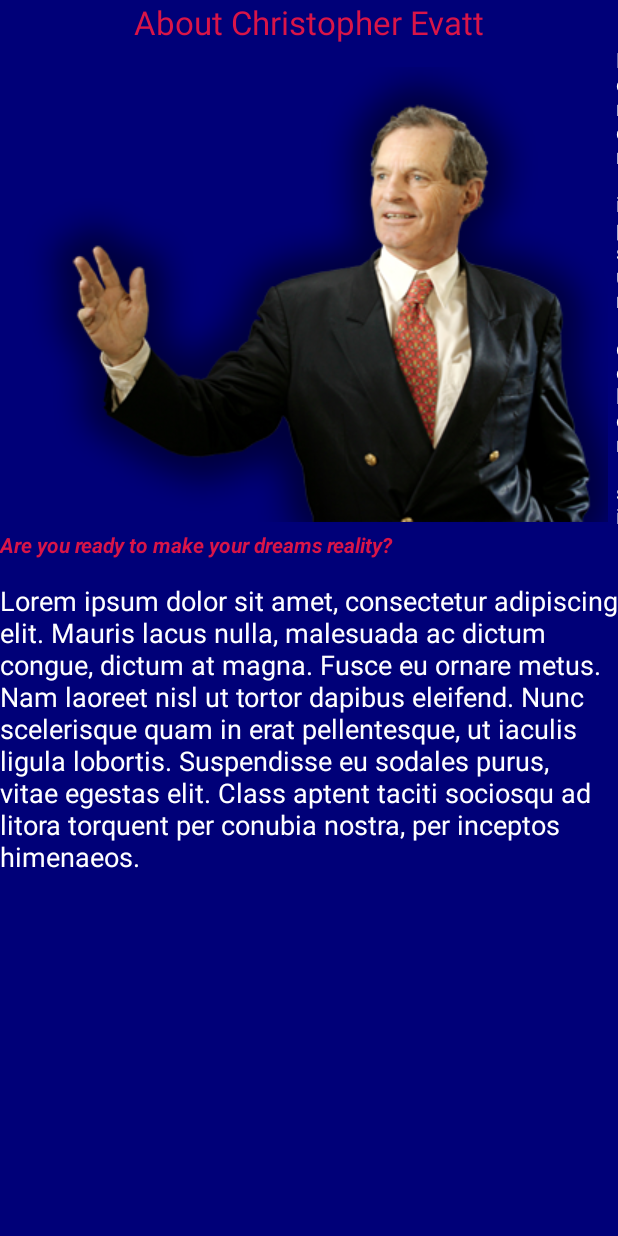
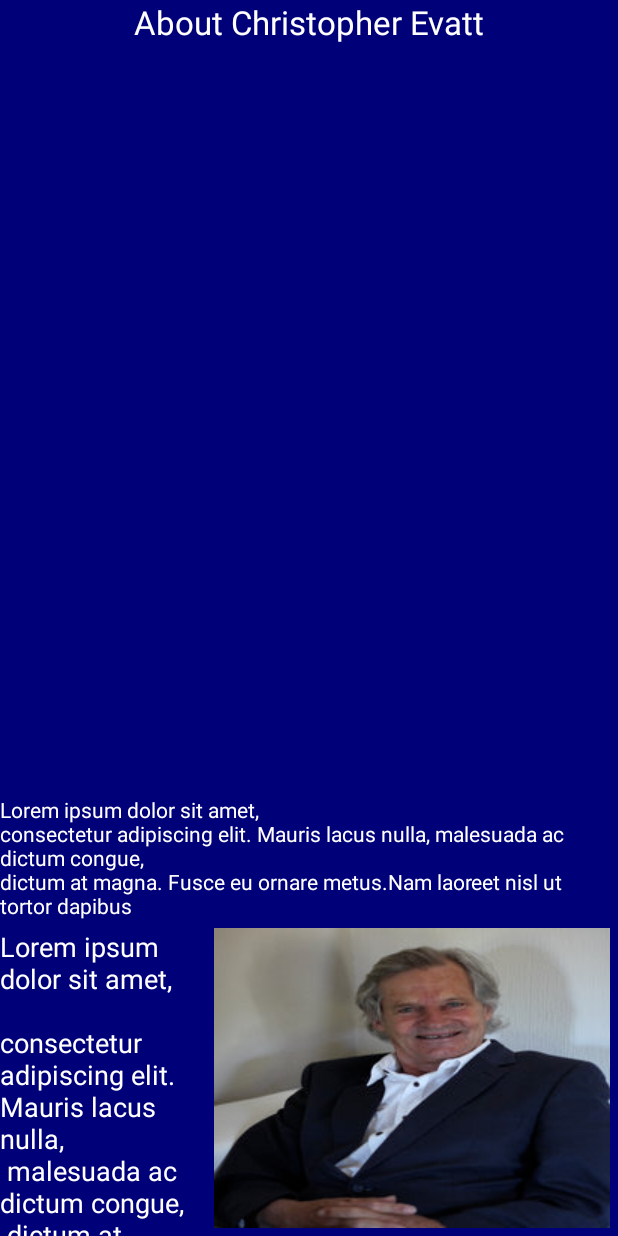
Before and after one commit to doggvalera/chrisevatt, an Android app: the layout about.xml on its own in the app's theme, with its tools: preview values and no code run, on a phone screen of 412 x 824 dp. Run offline under Robolectric (Android 15) with nearby library versions, the phone set to English and light mode, and no system bars.

```diff
--- a/app/src/main/AndroidManifest.xml
+++ b/app/src/main/AndroidManifest.xml
@@ -28,6 +28,7 @@
         <activity android:name="Informations"/>
         <activity android:name=".FamilyCourseClass"/>
         <activity android:name=".StartPlus"/>
+        <activity android:name=".Authetic_Leading_course"/>
 
     </application>
 
--- a/app/src/main/java/com/example/app/MainActivity.java
+++ b/app/src/main/java/com/example/app/MainActivity.java
@@ -192,6 +192,11 @@ public class MainActivity extends ActionBarActivity {
 
 
     }
+    public void startCourse4 (View view4) {
+
+        startActivity(new Intent(this, Authetic_Leading_course.class));
 
 
     }
+
+}
--- a/app/src/main/res/layout/about.xml
+++ b/app/src/main/res/layout/about.xml
@@ -13,24 +13,27 @@ android:background="@drawable/selector"
         android:id="@+id/aboutSmallTextView"
         android:layout_width="wrap_content"
         android:layout_height="wrap_content"
-        android:text="Lorem ipsum dolor sit amet, consectetur adipiscing elit. Mauris lacus nulla, malesuada ac dictum congue, dictum at magna. Fusce eu ornare metus.Nam laoreet nisl ut tortor dapibus "
+        android:text="Lorem ipsum dolor sit amet, \nconsectetur adipiscing elit. Mauris lacus nulla, malesuada ac dictum congue,\ndictum at magna. Fusce eu ornare metus.Nam laoreet nisl ut tortor dapibus "
         android:textColor="#ffffff"
         android:paddingTop="30dp"
-        android:layout_toRightOf="@+id/aboutimageView"
-        android:layout_alignBottom="@+id/aboutimageView" />
+        android:layout_above="@+id/aboutimageView"
+        android:layout_alignParentRight="true"
+        android:layout_alignParentEnd="true"
+        android:layout_alignParentLeft="true"
+        android:layout_alignParentStart="true" />
 
     <ImageView
         android:layout_weight="3"
         android:layout_width="wrap_content"
         android:layout_height="wrap_content"
         android:id="@+id/aboutimageView"
-        android:src="@drawable/chris_small"
+        android:src="@drawable/about"
         android:onClick="setListFooter"
         android:padding="5dp"
 
-        android:layout_below="@+id/aboutHeader"
-        android:layout_alignParentLeft="true"
-        android:layout_alignParentStart="true" />
+        android:layout_alignParentBottom="true"
+        android:layout_alignParentRight="true"
+        android:layout_alignParentEnd="true" />
 
     <TextView
         android:layout_width="match_parent"
@@ -39,7 +42,8 @@ android:background="@drawable/selector"
         android:text="About Christopher Evatt"
         android:id="@+id/aboutHeader"
         android:gravity="center"
-        android:textColor="#ffd91548"
+        android:textColor="#ffffff"
+
         android:layout_alignParentTop="true"
         android:layout_alignParentLeft="true"
         android:layout_alignParentStart="true"
@@ -47,35 +51,21 @@ android:background="@drawable/selector"
         android:layout_alignEnd="@+id/section_label"
         android:paddingBottom="10dp"/>
 
-    <TextView
-        android:layout_width="wrap_content"
-        android:layout_height="wrap_content"
-        android:textAppearance="?android:attr/textAppearanceSmall"
-        android:text="Are you ready to make your dreams reality?"
-        android:textColor="#ffd91548"
-        android:id="@+id/aboutSlogan"
-        android:layout_below="@+id/aboutimageView"
-        android:layout_alignParentLeft="true"
-        android:layout_alignParentStart="true"
 
-        android:textStyle="bold|italic"
-        android:paddingBottom="15dp"
-        />
 
     <TextView
         android:layout_width="wrap_content"
         android:layout_height="wrap_content"
         android:textAppearance="?android:attr/textAppearanceMedium"
-        android:text="Lorem ipsum dolor sit amet, consectetur adipiscing elit. Mauris lacus nulla, malesuada ac dictum congue, dictum at magna. Fusce eu ornare metus. Nam laoreet nisl ut tortor dapibus eleifend. Nunc scelerisque quam in erat pellentesque, ut iaculis ligula lobortis. Suspendisse eu sodales purus, vitae egestas elit. Class aptent taciti sociosqu ad litora torquent per conubia nostra, per inceptos himenaeos. "
+        android:text="Lorem ipsum dolor sit amet, \n \nconsectetur adipiscing elit. Mauris lacus nulla, \n malesuada ac dictum congue,\n dictum at magna.\n Fusce eu ornare metus.\n Nam laoreet nisl ut \n  Class aptent taciti sociosqu ad litora torquent per conubia nostra, per inceptos himenaeos. "
         android:id="@+id/aboutBigTextView"
         android:textColor="#ffffff"
+        android:paddingTop="5dp"
         android:layout_alignParentLeft="true"
         android:layout_alignParentStart="true"
         android:layout_alignParentBottom="true"
-        android:layout_alignRight="@+id/section_label"
-        android:layout_alignEnd="@+id/section_label"
-        android:layout_below="@+id/aboutSlogan"
-        />
+        android:layout_toLeftOf="@+id/aboutimageView"
+        android:layout_alignTop="@+id/aboutimageView" />
 
 
 </RelativeLayout>
--- a/app/src/main/res/layout/authentic_leading_course.xml
+++ b/app/src/main/res/layout/authentic_leading_course.xml
@@ -41,7 +41,7 @@ android:background="@drawable/selector">
     android:layout_width="wrap_content"
     android:layout_height="wrap_content"
     android:text="More information"
-    android:id="@+id/button"
+    android:id="@+id/autLeadingMore"
     android:layout_alignParentBottom="true"
     android:layout_alignParentLeft="true"
     android:layout_alignParentStart="true" />
@@ -60,7 +60,7 @@ android:background="@drawable/selector">
     android:layout_height="wrap_content"
     android:id="@+id/expandableAutLeading"
     android:layout_alignTop="@+id/videoAutLeading"
-    android:layout_toRightOf="@+id/button"
+    android:layout_toRightOf="@+id/autLeadingMore"
     android:layout_marginLeft="58dp"
     android:layout_alignBottom="@+id/videoAutLeading" />
 
--- a/app/src/main/res/layout/family_business_course.xml
+++ b/app/src/main/res/layout/family_business_course.xml
@@ -42,7 +42,7 @@
         android:layout_width="wrap_content"
         android:layout_height="wrap_content"
         android:text="More information"
-        android:id="@+id/button"
+        android:id="@+id/startupFamily"
         android:layout_alignParentBottom="true"
         android:layout_alignParentLeft="true"
         android:layout_alignParentStart="true" />
@@ -61,7 +61,7 @@
         android:layout_height="wrap_content"
         android:id="@+id/expandableFamBusiness"
         android:layout_alignTop="@+id/videoFamBusiness"
-        android:layout_toRightOf="@+id/button"
+        android:layout_toRightOf="@+id/startupFamily"
         android:layout_marginLeft="58dp"
         android:layout_alignBottom="@+id/videoFamBusiness" />
 
--- a/app/src/main/res/layout/homepage.xml
+++ b/app/src/main/res/layout/homepage.xml
@@ -35,6 +35,7 @@
             android:id="@+id/imageView"
             android:layout_alignParentTop="true"
             android:layout_alignParentLeft="true"
+            android:src="@drawable/chris_small"
             android:layout_alignParentStart="true" />
 
         <TextView
--- a/app/src/main/res/layout/informationtext.xml
+++ b/app/src/main/res/layout/informationtext.xml
@@ -44,7 +44,7 @@
         android:layout_height="wrap_content"
         android:text="More information"
         android:textColor="#ffffff"
-        android:id="@+id/button"
+        android:id="@+id/livingOrgMore"
         android:layout_alignParentBottom="true"
         android:layout_alignParentLeft="true"
         android:layout_alignParentStart="true" />
@@ -64,7 +64,7 @@
         android:layout_height="wrap_content"
         android:id="@+id/expandableListView"
         android:layout_alignTop="@+id/videoView"
-        android:layout_toRightOf="@+id/button"
+        android:layout_toRightOf="@+id/livingOrgMore"
         android:layout_marginLeft="58dp"
         android:layout_alignBottom="@+id/videoView" />
 
--- a/app/src/main/res/layout/startup_plus_course.xml
+++ b/app/src/main/res/layout/startup_plus_course.xml
@@ -41,7 +41,7 @@
         android:layout_width="wrap_content"
         android:layout_height="wrap_content"
         android:text="More information"
-        android:id="@+id/button"
+        android:id="@+id/startupMoreInfo"
         android:layout_alignParentBottom="true"
         android:layout_alignParentLeft="true"
         android:layout_alignParentStart="true" />
@@ -60,7 +60,7 @@
         android:layout_height="wrap_content"
         android:id="@+id/expandableStartPlus"
         android:layout_alignTop="@+id/videoStartPlus"
-        android:layout_toRightOf="@+id/button"
+        android:layout_toRightOf="@+id/startupMoreInfo"
         android:layout_marginLeft="58dp"
         android:layout_alignBottom="@+id/videoStartPlus" />
 
```
Also changed, not shown: app/src/main/java/com/example/app/Authetic_Leading_course.java (added, +80 -0 lines), app/src/main/java/com/example/app/FamilyCourseClass.java (+4 -4 lines), app/src/main/java/com/example/app/Informations.java (+4 -4 lines), app/src/main/java/com/example/app/StartPlus.java (+4 -4 lines), app/src/main/res/layout/mainpage.xml (+4 -3 lines), app/src/main/res/drawable/about.png (added), app/src/main/res/drawable/course_authleading.png, app/src/main/res/drawable/course_bookce.png, app/src/main/res/drawable/course_familybs.png, app/src/main/res/drawable/course_startup.png, settings.gradle (line endings or trailing spaces), 2 other files.
